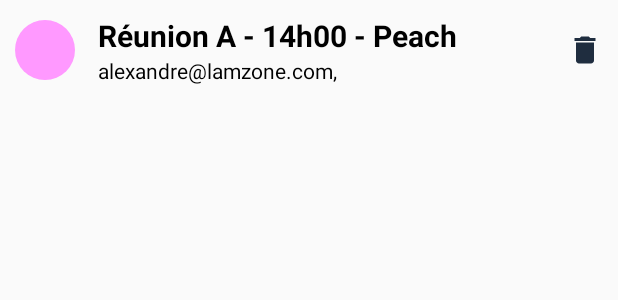
After one commit to fouomene/Mareu, an Android app: the layout fragment_item_meeting.xml on its own in the app's theme, with its tools: preview values and no code run, on a phone screen of 412 x 824 dp. The commit adds this screen. Shown: the top 300 px of the screen. Run offline under Robolectric (Android 15) with nearby library versions, the phone set to English and light mode, and no system bars.

```diff
--- a/app/src/main/java/com/developpeuseoc/mareu/service/ApiService.java
+++ b/app/src/main/java/com/developpeuseoc/mareu/service/ApiService.java
@@ -9,5 +9,5 @@ public interface ApiService {
 
     public List<Meeting> getMeetingList();
     public void addMeetingList(Meeting meeting);
-
+    public void deleteMeeting(Meeting meeting);
 }
--- a/app/src/main/java/com/developpeuseoc/mareu/service/FakeApiService.java
+++ b/app/src/main/java/com/developpeuseoc/mareu/service/FakeApiService.java
@@ -18,4 +18,9 @@ public class FakeApiService implements ApiService{
     public void addMeetingList(Meeting meeting) {
         meetingList.add(meeting);
     }
+
+    @Override
+    public void deleteMeeting(Meeting meeting) {
+        meetingList.remove(meeting);
+    }
 }
--- a/app/src/main/res/layout/activity_list_meeting.xml
+++ b/app/src/main/res/layout/activity_list_meeting.xml
@@ -8,9 +8,8 @@
     android:layout_height="match_parent"
     android:fitsSystemWindows="true">
 
-
     <com.google.android.material.floatingactionbutton.FloatingActionButton
-        android:id="@+id/add_meeting"
+        android:id="@+id/addMeetingButton"
         android:layout_width="wrap_content"
         android:layout_height="wrap_content"
         android:layout_margin="16dp"
--- /dev/null
+++ b/app/src/main/res/layout/fragment_item_meeting.xml
@@ -0,0 +1,49 @@
+<?xml version="1.0" encoding="utf-8"?>
+<RelativeLayout
+    xmlns:android="http://schemas.android.com/apk/res/android"
+    xmlns:app="http://schemas.android.com/apk/res-auto"
+    android:layout_width="match_parent"
+    android:layout_height="wrap_content"
+    android:padding="10dp"
+    android:id="@+id/itemList_parentLayout">
+
+    <ImageView
+        android:id="@+id/colorImageView"
+        android:layout_width="40dp"
+        android:layout_height="40dp"
+        android:src="@drawable/shape_drawable_cercle"
+        android:layout_centerVertical="true"/>
+
+    <TextView
+        android:id="@+id/detailMeetingTextView"
+        android:layout_width="wrap_content"
+        android:layout_height="wrap_content"
+        android:text="Réunion A - 14h00 - Peach"
+        android:textSize="20dp"
+        android:textStyle="bold"
+        android:textColor="#000"
+        android:layout_toRightOf="@id/colorImageView"
+        android:layout_marginLeft="15dp"/>
+
+    <ImageButton
+        android:id="@+id/item_list_delete_button"
+        android:layout_width="wrap_content"
+        android:layout_height="wrap_content"
+        android:background="@null"
+        app:srcCompat="@drawable/ic_delete_24dp"
+        android:layout_centerVertical="true"
+        android:layout_alignParentRight="true"/>
+
+
+    <TextView
+        android:id="@+id/coWorker_emailTextView"
+        android:layout_width="250dp"
+        android:layout_height="wrap_content"
+        android:maxLines="1"
+        android:text="alexandre@lamzone.com, alex@lamzone.com"
+        android:textColor="#000"
+        android:layout_below="@id/detailMeetingTextView"
+        android:layout_toRightOf="@id/colorImageView"
+        android:layout_marginLeft="15dp"/>
+
+</RelativeLayout>
```
Also changed, not shown: app/build.gradle (+6 -3 lines), app/src/main/java/com/developpeuseoc/mareu/events/DeleteMeetingEvent.java (added, +24 -0 lines), app/src/main/java/com/developpeuseoc/mareu/model/Meeting.java (+11 -1 lines), app/src/main/java/com/developpeuseoc/mareu/ui_meeting_list/AddMeetingActivity.java (+19 -31 lines), app/src/main/java/com/developpeuseoc/mareu/ui_meeting_list/ListMeetingActivity.java (+17 -11 lines), app/src/main/res/layout/fragment_meeting.xml (deleted, +0 -62 lines).
